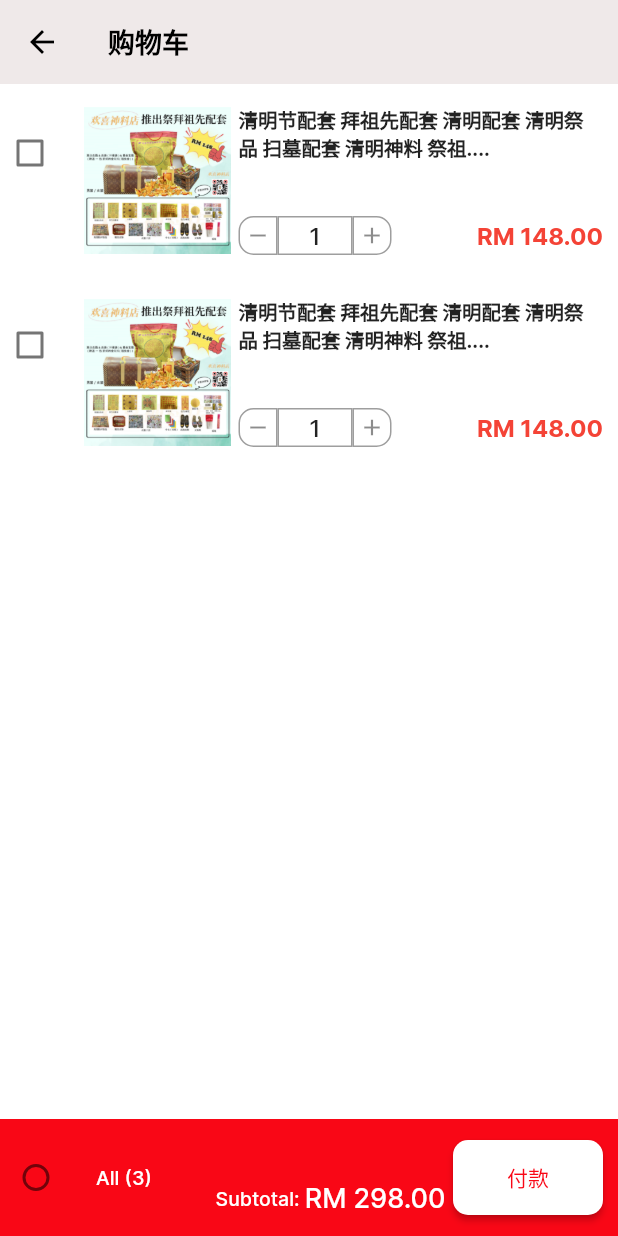
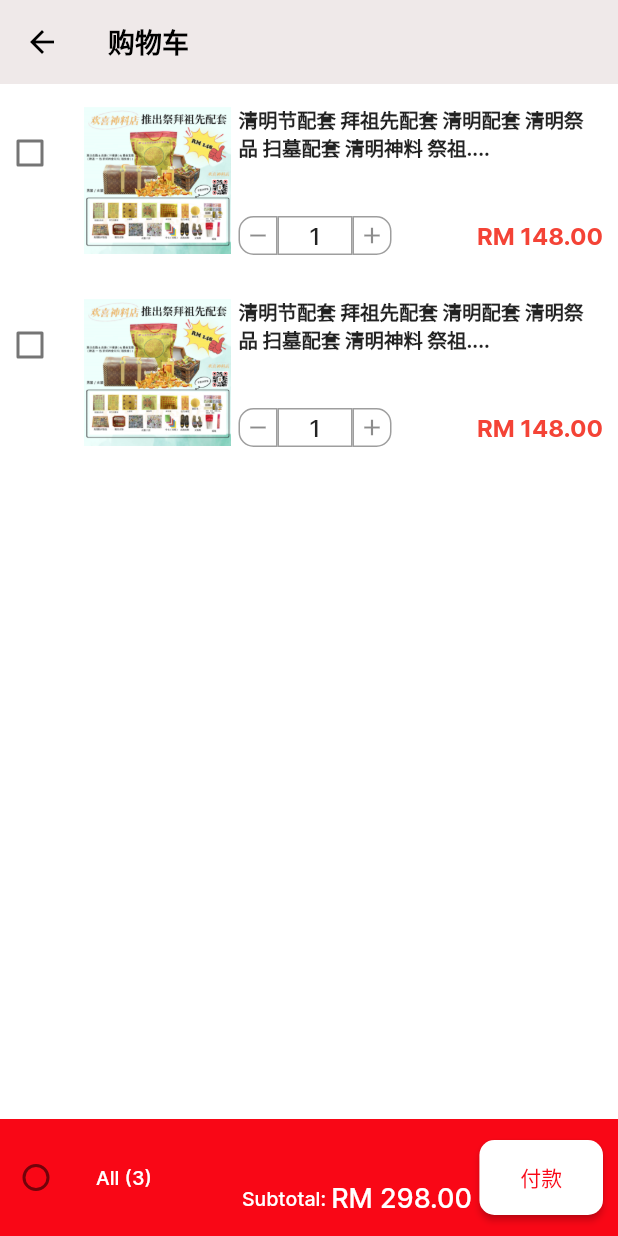
Before and after one commit to suchiyap/flutter, a Flutter app: the Cart screen opened by its route, on a phone screen of 412 x 824 dp. Run offline on Flutter 3.47's test engine with Material 2 defaults, Android fonts, the phone set to English and light mode, and no system bars; our stand-ins replace carousel_slider, flutter_svg, share_plus.

Commit message:
Update cart.dart

```diff
--- a/lib/screens/cart/cart.dart
+++ b/lib/screens/cart/cart.dart
@@ -67,7 +67,8 @@ class _CartState extends State<Cart> {
                         shape: RoundedRectangleBorder(
                             borderRadius: BorderRadius.circular(10)),
                         backgroundColor: kPrimaryBackgroundColor,
-                        minimumSize: const Size(100, 50)),
+                        minimumSize:
+                            Size(MediaQuery.of(context).size.width * 0.2, 50)),
                     onPressed: () => {Navigator.pushNamed(context, '/')},
                     child: const Text(
                       '付款',
```
